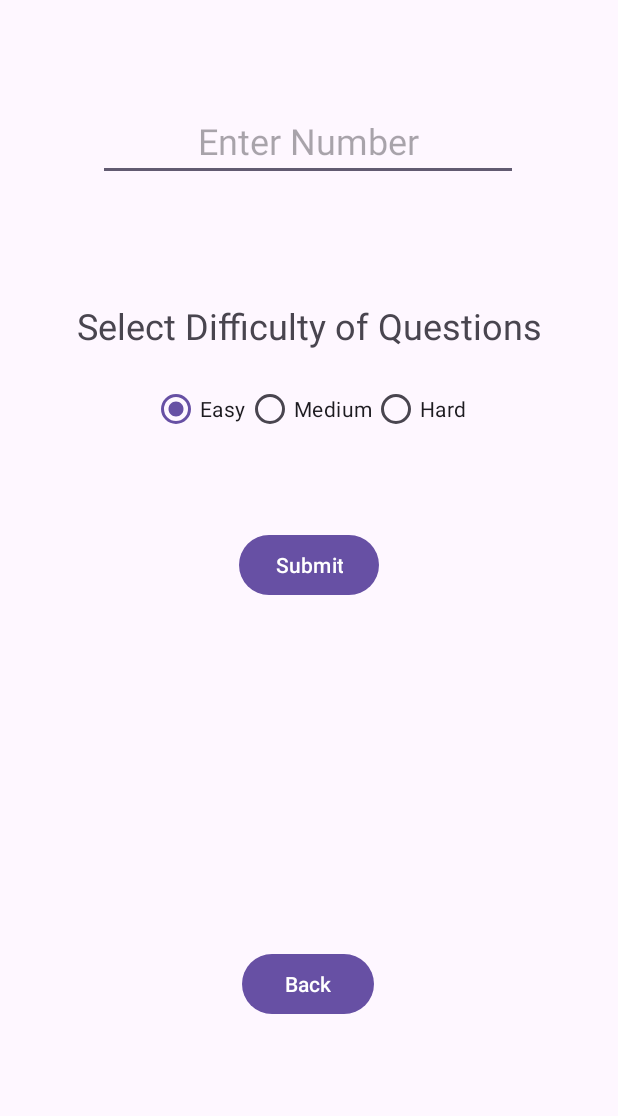
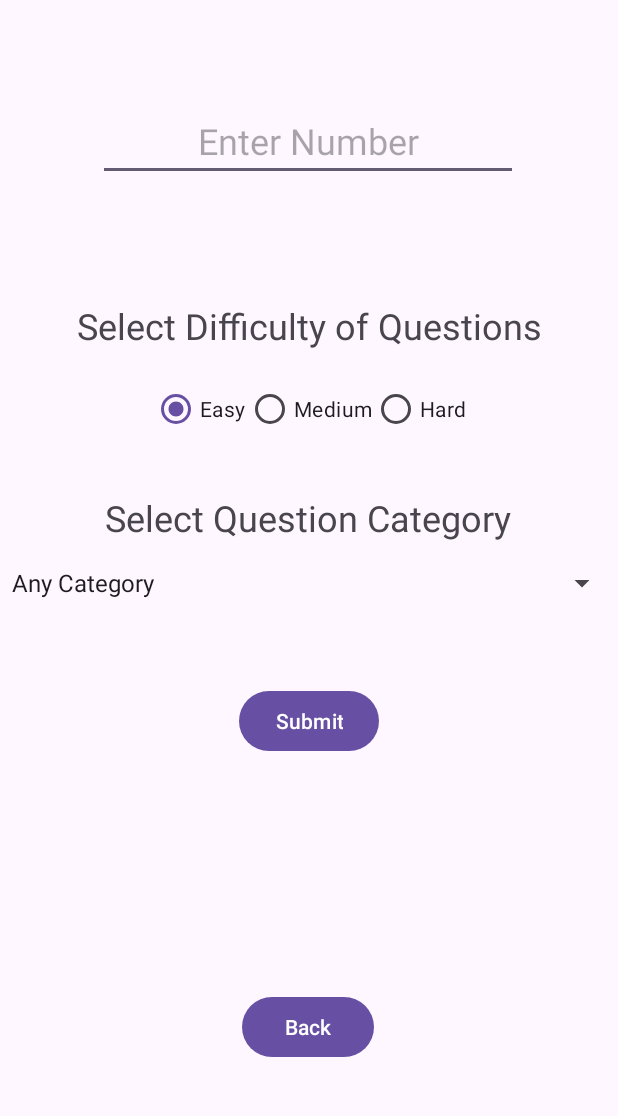
Before and after one commit to jbanducci321/CST338-Project-2-Group-2, an Android app: the AddQuestionsAdminActivity screen opened directly, with no data from a screen before it, on a phone screen of 412 x 824 dp, the part 115-1231 px from its top. Run offline under Robolectric (Android 15) with nearby library versions, the phone set to English and light mode, and no system bars; our stand-ins replace Room's generated code.

Commit message:
Made new api call method for the admin use Implemented the spinner to allow for admin to select categories to add questions

```diff
--- a/app/src/main/res/layout/activity_add_questions_admin.xml
+++ b/app/src/main/res/layout/activity_add_questions_admin.xml
@@ -77,6 +77,30 @@
             android:text="Hard"/>
     </RadioGroup>
 
+    <TextView
+        android:id="@+id/textViewSelectCategory"
+        android:layout_width="wrap_content"
+        android:layout_height="wrap_content"
+        android:layout_marginTop="32dp"
+        android:text="Select Question Category"
+        app:layout_constraintEnd_toEndOf="parent"
+        app:layout_constraintHorizontal_bias="0.498"
+        app:layout_constraintStart_toStartOf="parent"
+        android:textSize="24sp"
+        android:gravity="center"
+        app:layout_constraintTop_toBottomOf="@id/radioGroupDifficulty" />
+
+    <Spinner
+        android:id="@+id/spinnerCategory"
+        android:layout_width="0dp"
+        android:layout_height="wrap_content"
+        android:layout_marginTop="15dp"
+        android:entries="@array/category_list"
+        app:layout_constraintEnd_toEndOf="parent"
+        app:layout_constraintHorizontal_bias="0.0"
+        app:layout_constraintStart_toStartOf="parent"
+        app:layout_constraintTop_toBottomOf="@id/textViewSelectCategory" />
+
     <Button
         android:id="@+id/buttonSubmit"
         android:layout_width="wrap_content"
@@ -85,7 +109,7 @@
         android:text="Submit"
         app:layout_constraintEnd_toEndOf="parent"
         app:layout_constraintStart_toStartOf="parent"
-        app:layout_constraintTop_toBottomOf="@id/radioGroupDifficulty" />
+        app:layout_constraintTop_toBottomOf="@id/spinnerCategory" />
 
     <Button
         android:id="@+id/buttonTempBack"
@@ -97,8 +121,7 @@
         app:layout_constraintHorizontal_bias="0.498"
         app:layout_constraintStart_toStartOf="parent"
         app:layout_constraintTop_toTopOf="parent"
-        app:layout_constraintVertical_bias="0.913" />
-
+        app:layout_constraintVertical_bias="0.95" />
 
 
 </androidx.constraintlayout.widget.ConstraintLayout>
--- a/app/src/main/res/values/strings.xml
+++ b/app/src/main/res/values/strings.xml
@@ -21,4 +21,32 @@
     <string name="c">C</string>
     <string name="b">B</string>
     <string name="a">A</string>
+
+    <string-array name="category_list">
+        <item>Any Category</item>
+        <item>General Knowledge</item>
+        <item>Entertainment: Books</item>
+        <item>Entertainment: Film</item>
+        <item>Entertainment: Music</item>
+        <item>Entertainment: Musicals &amp; Theatres</item>
+        <item>Entertainment: Television</item>
+        <item>Entertainment: Video Games</item>
+        <item>Entertainment: Board Games</item>
+        <item>Science &amp; Nature</item>
+        <item>Science: Computers</item>
+        <item>Science: Mathematics</item>
+        <item>Mythology</item>
+        <item>Sports</item>
+        <item>Geography</item>
+        <item>History</item>
+        <item>Politics</item>
+        <item>Art</item>
+        <item>Celebrities</item>
+        <item>Animals</item>
+        <item>Vehicles</item>
+        <item>Entertainment: Comics</item>
+        <item>Science: Gadgets</item>
+        <item>Entertainment: Japanese Anime &amp; Manga</item>
+        <item>Entertainment: Cartoon &amp; Animations</item>
+    </string-array>
 </resources>
```
Also changed, not shown: app/src/main/java/com/example/TriviaBattler/AddQuestionsAdminActivity.java (+73 -6 lines), app/src/main/java/com/example/TriviaBattler/api/ApiService.java (+7 -0 lines), app/src/main/java/com/example/TriviaBattler/database/AppRepository.java (+34 -0 lines).
